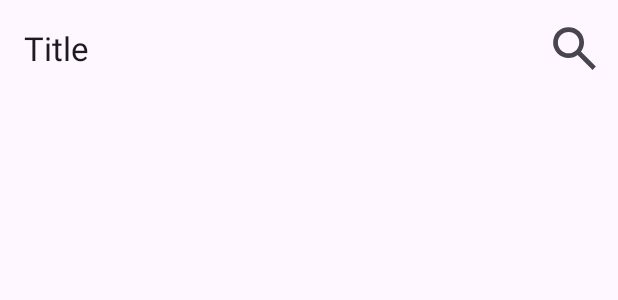
After one commit to thiagofr/json-placeholder, an Android app: the layout search_toolbar.xml on its own in the app's theme, with its tools: preview values and no code run, on a phone screen of 412 x 824 dp. The commit adds this screen. Shown: the top 300 px of the screen. Run offline under Robolectric (Android 15) with nearby library versions, the phone set to English and light mode, and no system bars; network calls fail.

Commit message:
Implementação da custom toolbar com search

```diff
--- /dev/null
+++ b/app/src/main/res/drawable/ic_search.xml
@@ -0,0 +1,10 @@
+<vector xmlns:android="http://schemas.android.com/apk/res/android"
+    android:width="24dp"
+    android:height="24dp"
+    android:viewportWidth="960"
+    android:viewportHeight="960"
+    android:tint="?attr/colorControlNormal">
+  <path
+      android:fillColor="@android:color/white"
+      android:pathData="M784,840L532,588Q502,612 463,626Q424,640 380,640Q271,640 195.5,564.5Q120,489 120,380Q120,271 195.5,195.5Q271,120 380,120Q489,120 564.5,195.5Q640,271 640,380Q640,424 626,463Q612,502 588,532L840,784L784,840ZM380,560Q455,560 507.5,507.5Q560,455 560,380Q560,305 507.5,252.5Q455,200 380,200Q305,200 252.5,252.5Q200,305 200,380Q200,455 252.5,507.5Q305,560 380,560Z"/>
+</vector>
--- /dev/null
+++ b/app/src/main/res/layout/search_toolbar.xml
@@ -0,0 +1,52 @@
+<?xml version="1.0" encoding="utf-8"?>
+<layout xmlns:android="http://schemas.android.com/apk/res/android"
+    xmlns:app="http://schemas.android.com/apk/res-auto"
+    xmlns:tools="http://schemas.android.com/tools">
+
+    <com.google.android.material.appbar.MaterialToolbar
+        android:layout_width="match_parent"
+        android:layout_height="?attr/actionBarSize"
+        tools:title="Title">
+
+        <androidx.constraintlayout.widget.ConstraintLayout
+            android:layout_width="match_parent"
+            android:layout_height="match_parent">
+
+            <com.google.android.material.textview.MaterialTextView
+                android:id="@+id/title"
+                style="@style/TextAppearance.Material3.TitleLarge"
+                android:layout_width="0dp"
+                android:layout_height="wrap_content"
+                app:layout_constraintBottom_toBottomOf="parent"
+                app:layout_constraintEnd_toEndOf="parent"
+                app:layout_constraintStart_toStartOf="parent"
+                app:layout_constraintTop_toTopOf="parent"
+                tools:text="Title" />
+
+            <androidx.appcompat.widget.AppCompatImageView
+                android:id="@+id/search_button"
+                android:layout_width="38dp"
+                android:layout_height="38dp"
+                android:layout_marginEnd="10dp"
+                android:src="@drawable/ic_search"
+                app:layout_constraintBottom_toBottomOf="parent"
+                app:layout_constraintEnd_toEndOf="parent"
+                app:layout_constraintTop_toTopOf="parent" />
+
+            <androidx.appcompat.widget.AppCompatEditText
+                android:id="@+id/search_view"
+                android:layout_width="match_parent"
+                android:layout_height="?attr/actionBarSize"
+                android:drawableEnd="@drawable/ic_search"
+                android:inputType="textFilter"
+                android:lines="1"
+                android:maxLines="1"
+                android:visibility="gone"
+                app:layout_constraintBottom_toBottomOf="parent"
+                app:layout_constraintEnd_toEndOf="parent"
+                app:layout_constraintStart_toStartOf="parent"
+                app:layout_constraintTop_toTopOf="parent" />
+
+        </androidx.constraintlayout.widget.ConstraintLayout>
+    </com.google.android.material.appbar.MaterialToolbar>
+</layout>
```
Also changed, not shown: app/src/main/java/com/thiagofr/jsonplaceholder/presenter/component/SearchToolbar.kt (added, +87 -0 lines), app/src/main/java/com/thiagofr/jsonplaceholder/presenter/userlist/UserListFragment.kt (+24 -4 lines), app/src/main/java/com/thiagofr/jsonplaceholder/presenter/userlist/adapter/UserListAdapter.kt (+19 -1 lines), app/src/main/res/layout/fragment_user_list.xml (+3 -22 lines).
